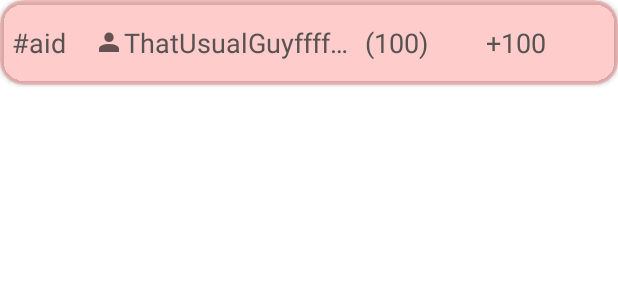
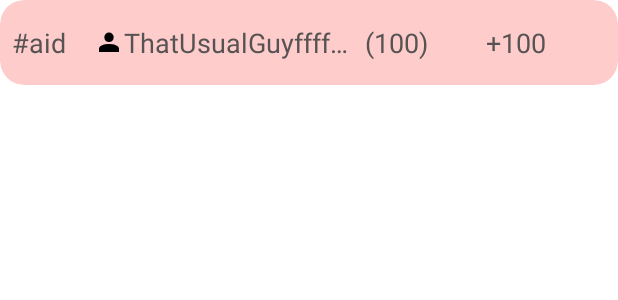
Before and after one commit to thatusualguy/ChessOnline, an Android app: the layout fragment_history_item.xml on its own in the app's theme, with its tools: preview values and no code run, on a phone screen of 412 x 824 dp. Shown: the top 300 px of the screen. Run offline under Robolectric (Android 15) with nearby library versions, the phone set to English and light mode, and no system bars.

Commit message:
added history feature

```diff
--- a/app/src/main/java/io/github/thatusualguy/chessonline/models/User.java
+++ b/app/src/main/java/io/github/thatusualguy/chessonline/models/User.java
@@ -4,7 +4,7 @@ import androidx.annotation.NonNull;
 
 public class User {
 	@NonNull
-	public Boolean Logged_in = false;
+	public Boolean Logged_in;
 	public String Jwt;
 
 	public User(){
--- a/app/src/main/java/io/github/thatusualguy/chessonline/ui/auth/RegisterFragment.java
+++ b/app/src/main/java/io/github/thatusualguy/chessonline/ui/auth/RegisterFragment.java
@@ -68,7 +68,7 @@ public class RegisterFragment extends Fragment {
 	private void register(String email, String name, String password, View control) {
 		control.setEnabled(false);
 
-		userViewModel.register(email, name, password).observe(getViewLifecycleOwner(), (Observer<RegisterResult>) result -> {
+		userViewModel.register(email, name, password).observe(getViewLifecycleOwner(), result -> {
 			if (result.Success) {
 				savedStateHandle.set(LOGIN_SUCCESSFUL, true);
 				navigateBack();
--- a/app/src/main/res/layout/fragment_history_item.xml
+++ b/app/src/main/res/layout/fragment_history_item.xml
@@ -1,14 +1,30 @@
 <?xml version="1.0" encoding="utf-8"?>
-<androidx.cardview.widget.CardView xmlns:android="http://schemas.android.com/apk/res/android"
+<layout xmlns:android="http://schemas.android.com/apk/res/android"
     xmlns:app="http://schemas.android.com/apk/res-auto"
+    xmlns:tools="http://schemas.android.com/tools">
+
+    <data>
+
+        <variable
+            name="game"
+            type="io.github.thatusualguy.chessonline.models.HistoryGame" />
+    </data>
+
+    <androidx.cardview.widget.CardView
+        android:id="@+id/history.game.card"
         android:layout_width="match_parent"
         android:layout_height="wrap_content"
         android:layout_marginBottom="16dp"
-    android:backgroundTint="@color/lose"
+        android:backgroundTintMode="src_in"
+        android:shadowRadius="0"
+        android:outlineSpotShadowColor="#0000"
+        android:outlineAmbientShadowColor="#0000"
+        android:backgroundTint="@{Integer.parseInt(game.winner_id) == 0 ? @color/lose : @color/win}"
         android:orientation="horizontal"
-    android:padding="8dp"
+        android:padding="0dp"
         app:cardBackgroundColor="?attr/colorSecondary"
-    app:cardCornerRadius="@dimen/cornerRadius">
+        app:cardCornerRadius="@dimen/cornerRadius"
+        tools:backgroundTint="@color/lose">
 
         <RelativeLayout
             android:layout_width="match_parent"
@@ -21,7 +37,6 @@
                 android:layout_height="wrap_content"
                 android:layout_alignParentLeft="true"
                 android:layout_centerVertical="true"
-            android:layout_margin="8dp"
                 android:layout_marginStart="8dp"
                 android:layout_marginTop="8dp"
                 android:layout_marginEnd="8dp"
@@ -29,7 +44,8 @@
                 android:ellipsize="none"
                 android:ems="2"
                 android:maxLines="1"
-            android:text="#aidnffffaww" />
+                android:text="@{game.id}"
+                tools:text="#aidnffffaww" />
 
             <TextView
                 android:id="@+id/history.game.name"
@@ -43,8 +59,10 @@
                 android:drawableLeft="@drawable/person_20dp"
                 android:ellipsize="end"
                 android:maxEms="8"
+                android:drawableTint="@color/black"
                 android:maxLines="1"
-            android:text="ThatUsualGuyfffffffffffff" />
+                android:text="@{game.player_1}"
+                tools:text="ThatUsualGuyfffffffffffff" />
 
             <TextView
                 android:id="@+id/games.waiting.item.elo"
@@ -57,7 +75,8 @@
                 android:layout_marginBottom="10dp"
                 android:layout_toEndOf="@id/history.game.name"
                 android:maxEms="4"
-            android:text="(100)" />
+                android:text="@{'('+String.valueOf(game.old_opponent_elo)+')'}"
+                tools:text="(100)" />
 
 
             <TextView
@@ -69,9 +88,10 @@
                 android:layout_centerVertical="true"
                 android:layout_gravity="center_vertical"
                 android:layout_marginEnd="8dp"
-
-            android:text="+100" />
+                android:text="@{String.valueOf(game.elo_change)}"
+                tools:text="+100" />
 
         </RelativeLayout>
 
     </androidx.cardview.widget.CardView>
+</layout>
```
Also changed, not shown: app/src/main/java/io/github/thatusualguy/chessonline/models/HistoryGame.java (added, +25 -0 lines), app/src/main/java/io/github/thatusualguy/chessonline/models/Statistics.java (added, +17 -0 lines), app/src/main/java/io/github/thatusualguy/chessonline/ui/history/HistoryFragment.java (+43 -34 lines), app/src/main/java/io/github/thatusualguy/chessonline/ui/history/HistoryGamesRecyclerViewAdapter.java (added, +66 -0 lines), app/src/main/java/io/github/thatusualguy/chessonline/vm/StatisticViewModel.java (added, +116 -0 lines), app/src/main/res/layout/fragment_history.xml (+21 -11 lines). Lines whose indentation alone changed are shown as unchanged.
